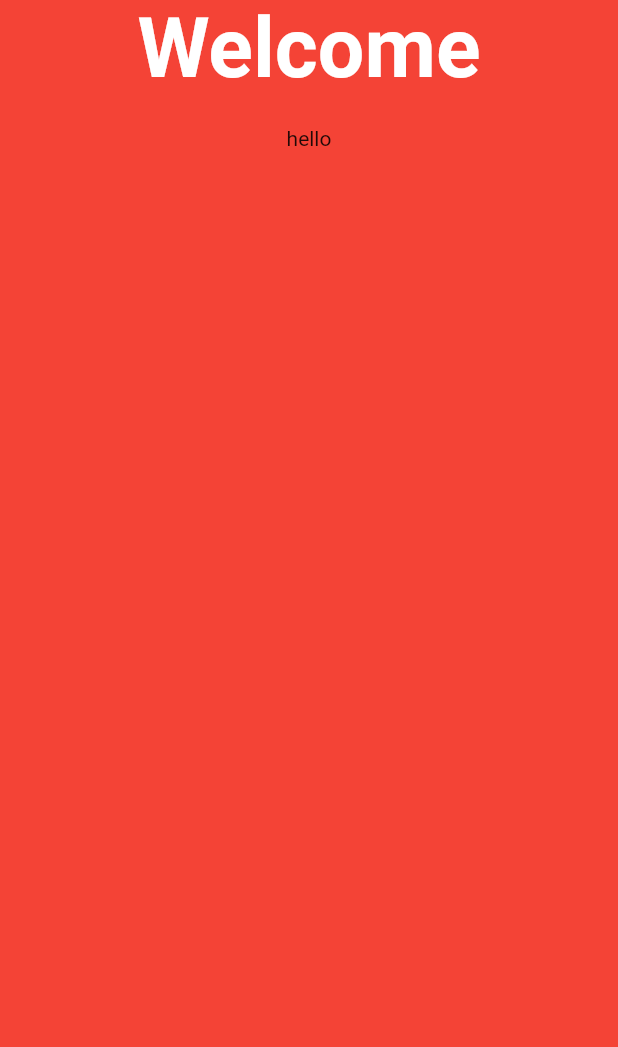
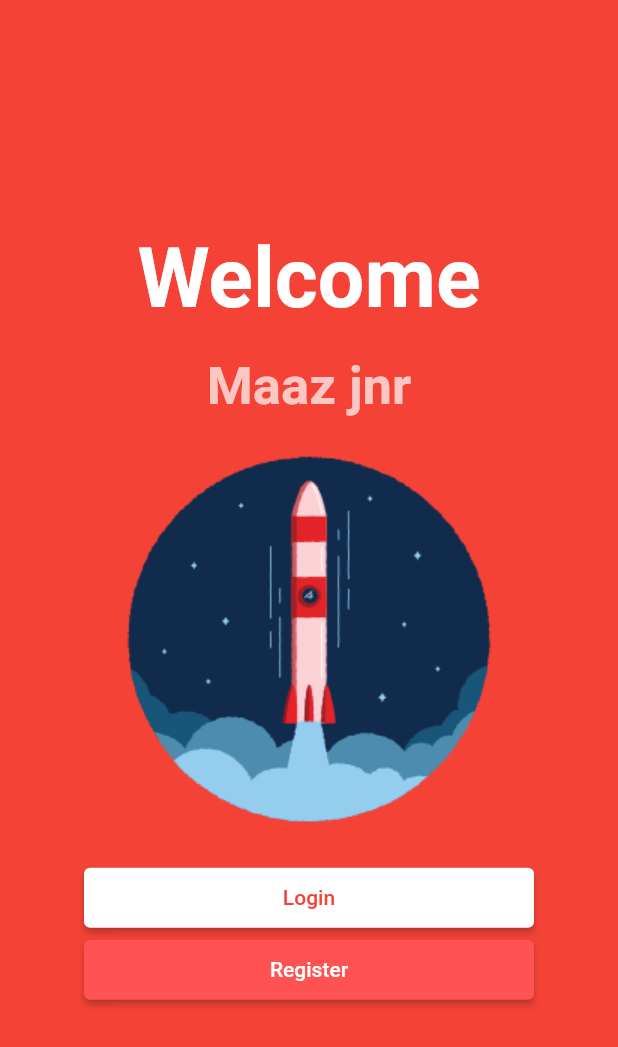
Before and after one commit to maazjnr/First-Flutter-App, a Flutter app: the screen it shows after launch, on a phone screen of 412 x 824 dp. Shown: the top 1047 px of the screen. Run offline on Flutter 3.47's test engine with Material 2 defaults, Android fonts, the phone set to English and light mode, and no system bars.

Commit message:
elevatedbutton

```diff
--- a/lib/main.dart
+++ b/lib/main.dart
@@ -1,3 +1,5 @@
+import 'dart:ui';
+
 import 'package:flutter/material.dart';
 
 void main() {
@@ -12,10 +14,11 @@ class MyApp extends StatelessWidget {
   Widget build(BuildContext context) {
     return MaterialApp(
       title: 'Flutter Demo',
+      debugShowCheckedModeBanner: false,
       theme: ThemeData(
-        primarySwatch: Colors.blue,
+        primarySwatch: Colors.red,
       ),
-      home: const LoginPage() ,
+      home: const LoginPage(),
     );
   }
 }
@@ -27,12 +30,51 @@ class LoginPage extends StatelessWidget {
   Widget build(BuildContext context) {
     return Scaffold(
       backgroundColor: Colors.red,
-      body: Center(child: Column(
-        children: const [
-          Text('Welcome', style: TextStyle(color: Colors.white,
-          fontSize: 55, fontWeight: FontWeight.bold),),
-          SizedBox(height: 20.0,),
-          Text('hello'),
+      body: Center(
+          child: Column(
+        mainAxisAlignment: MainAxisAlignment.center,
+        children: [
+          const Text(
+            'Welcome',
+            style: TextStyle(
+                color: Colors.white, fontSize: 55, fontWeight: FontWeight.bold),
+          ),
+          const SizedBox(
+            height: 20.0,
+          ),
+          const Text(
+            'Maaz jnr',
+            style: TextStyle(
+                color: Colors.white70,
+                fontSize: 35,
+                fontWeight: FontWeight.w700),
+          ),
+          const SizedBox(
+            height: 20.0,
+          ),
+          Image.asset('images/login.png'),
+          const SizedBox(
+            height: 20.0,
+          ),
+          ElevatedButton(
+            onPressed: () {},
+            style: ElevatedButton.styleFrom(
+              backgroundColor: Colors.white,
+              foregroundColor: Colors.red,
+              minimumSize: const Size(300, 40),
+            ),
+            child: const Text('Login'),
+          ),
+
+            ElevatedButton(
+            onPressed: () {},
+            style: ElevatedButton.styleFrom(
+              backgroundColor: Colors.redAccent,
+              foregroundColor: Colors.white,
+              minimumSize: const Size(300, 40),
+            ),
+            child: const Text('Register'),
+          ),
 
         ],
       )),
--- a/pubspec.yaml
+++ b/pubspec.yaml
@@ -60,8 +60,8 @@ flutter:
   uses-material-design: true
 
   # To add assets to your application, add an assets section, like this:
-  # assets:
-  #   - images/a_dot_burr.jpeg
+  assets:
+    - images/
   #   - images/a_dot_ham.jpeg
 
   # An image asset can refer to one or more resolution-specific "variants", see
```
Also changed, not shown: images/bermuda-welcome-1.png (added), images/casual-life-3d-young-man-tired-from-work.png (added), images/cherry-704.png (added), images/clip-globe.png (added), images/juicy-girl-and-guy-preparing-start-up-rocket-to-launch-with-ideas.png (added), images/login.png (added), images/transistor-girl-magnetically-attracts-coins-and-likes.png (added).
